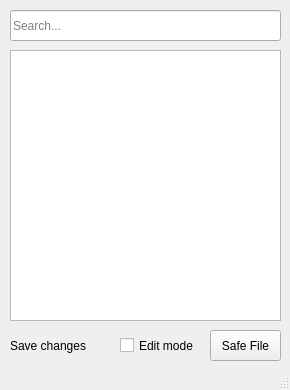
Before: the Qt Designer form quickpass.ui in cixtor/quickpass, drawn with Qt 5.
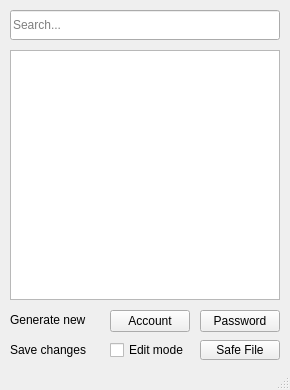
After: the same form once the commit is applied.

Commit message: Fixed. Do not save if edit mode is disabled

Diff of the .ui file:
```diff
--- a/quickpass.ui
+++ b/quickpass.ui
@@ -31,8 +31,8 @@
      <rect>
       <x>10</x>
       <y>10</y>
-      <width>271</width>
-      <height>31</height>
+      <width>270</width>
+      <height>30</height>
      </rect>
     </property>
     <property name="placeholderText">
@@ -43,9 +43,9 @@
     <property name="geometry">
      <rect>
       <x>10</x>
-      <y>330</y>
-      <width>91</width>
-      <height>31</height>
+      <y>340</y>
+      <width>90</width>
+      <height>20</height>
      </rect>
     </property>
     <property name="text">
@@ -55,10 +55,10 @@
    <widget class="QPushButton" name="saveFileBtn">
     <property name="geometry">
      <rect>
-      <x>210</x>
-      <y>330</y>
-      <width>71</width>
-      <height>31</height>
+      <x>200</x>
+      <y>340</y>
+      <width>80</width>
+      <height>20</height>
      </rect>
     </property>
     <property name="text">
@@ -70,8 +70,8 @@
      <rect>
       <x>10</x>
       <y>50</y>
-      <width>271</width>
-      <height>271</height>
+      <width>270</width>
+      <height>250</height>
      </rect>
     </property>
     <property name="font">
@@ -83,16 +83,55 @@
    <widget class="QCheckBox" name="editModeCheckbox">
     <property name="geometry">
      <rect>
-      <x>120</x>
-      <y>330</y>
-      <width>91</width>
-      <height>31</height>
+      <x>110</x>
+      <y>340</y>
+      <width>80</width>
+      <height>20</height>
      </rect>
     </property>
     <property name="text">
      <string>Edit mode</string>
     </property>
    </widget>
+   <widget class="QPushButton" name="generateNewAccount">
+    <property name="geometry">
+     <rect>
+      <x>110</x>
+      <y>310</y>
+      <width>80</width>
+      <height>22</height>
+     </rect>
+    </property>
+    <property name="text">
+     <string>Account</string>
+    </property>
+   </widget>
+   <widget class="QPushButton" name="generateNewPassword">
+    <property name="geometry">
+     <rect>
+      <x>200</x>
+      <y>310</y>
+      <width>80</width>
+      <height>22</height>
+     </rect>
+    </property>
+    <property name="text">
+     <string>Password</string>
+    </property>
+   </widget>
+   <widget class="QLabel" name="generateNewLabel">
+    <property name="geometry">
+     <rect>
+      <x>10</x>
+      <y>310</y>
+      <width>90</width>
+      <height>20</height>
+     </rect>
+    </property>
+    <property name="text">
+     <string>Generate new</string>
+    </property>
+   </widget>
   </widget>
   <widget class="QStatusBar" name="statusBar"/>
  </widget>
```
Left out of the diff: 3 changed lines with no effect on the pictures. The commit also changes 2 other files.
